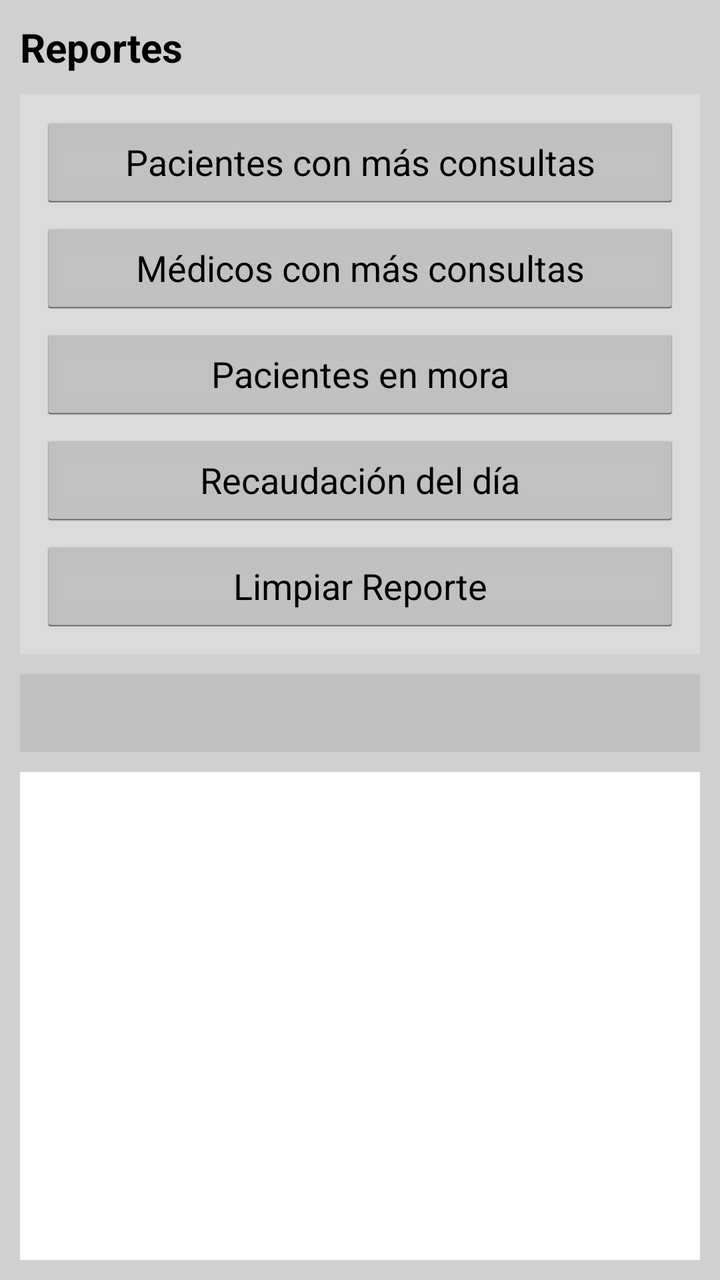
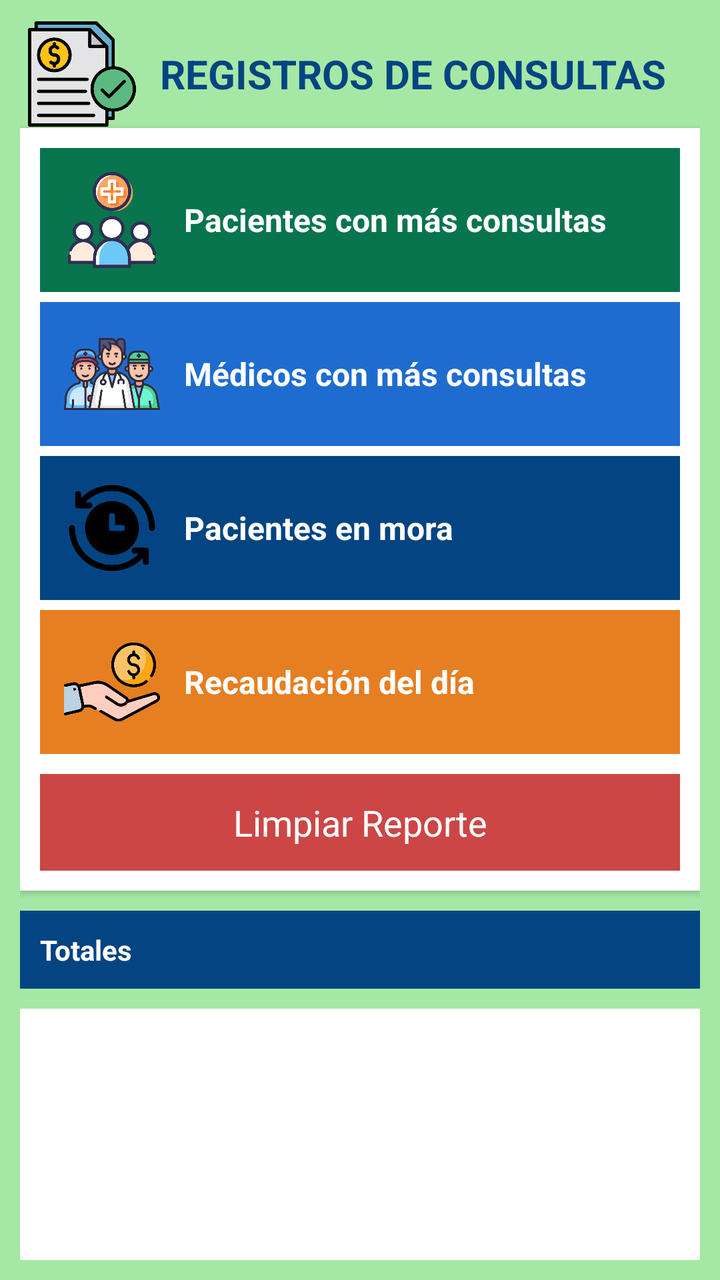

Two renders of the same Android screen: before a commit and after it. Below are the layout's source before the change and the commit's diff.
<!-- AndroidManifest.xml: application theme android:Theme.Holo.Light -->
<!-- res/layout/activity_reportes.xml -->
<?xml version="1.0" encoding="utf-8"?>
<LinearLayout xmlns:android="http://schemas.android.com/apk/res/android"
    android:layout_width="match_parent"
    android:layout_height="match_parent"
    android:orientation="vertical"
    android:padding="10dp"
    android:background="#D0D0D0">

    <TextView
        android:layout_width="wrap_content"
        android:layout_height="wrap_content"
        android:text="Reportes"
        android:textSize="20sp"
        android:textStyle="bold"
        android:textColor="#000000"
        android:layout_marginBottom="10dp"/>

    <LinearLayout
        android:layout_width="match_parent"
        android:layout_height="wrap_content"
        android:orientation="vertical"
        android:background="#DBDBDB"
        android:padding="10dp">

        <Button
            android:id="@+id/btnPacientesMas"
            android:layout_width="match_parent"
            android:layout_height="wrap_content"
            android:text="Pacientes con más consultas"
            android:textColor="#000000"
            android:padding="10dp"
            android:layout_marginBottom="5dp"/>

        <Button
            android:id="@+id/btnMedicosMas"
            android:layout_width="match_parent"
            android:layout_height="wrap_content"
            android:text="Médicos con más consultas"
            android:textColor="#000000"
            android:padding="10dp"
            android:layout_marginBottom="5dp"/>

        <Button
            android:id="@+id/btnMora"
            android:layout_width="match_parent"
            android:layout_height="wrap_content"
            android:text="Pacientes en mora"
            android:textColor="#000000"
            android:padding="10dp"
            android:layout_marginBottom="5dp"/>

        <Button
            android:id="@+id/btnRecaudacion"
            android:layout_width="match_parent"
            android:layout_height="wrap_content"
            android:text="Recaudación del día"
            android:textColor="#000000"
            android:padding="10dp"
            android:layout_marginBottom="5dp"/>

        <Button
            android:id="@+id/btnLimpiar"
            android:layout_width="match_parent"
            android:layout_height="wrap_content"
            android:text="Limpiar Reporte"
            android:textColor="#000000"
            android:padding="10dp"/>
    </LinearLayout>

    <TextView
        android:id="@+id/tvTotales"
        android:layout_width="match_parent"
        android:layout_height="wrap_content"
        android:padding="10dp"
        android:layout_marginTop="10dp"
        android:background="#C0C0C0"
        android:textColor="#000000"
        android:textSize="14sp"
        android:textStyle="bold"/>

    <ListView
        android:id="@+id/lvReportes"
        android:layout_width="match_parent"
        android:layout_height="0dp"
        android:layout_weight="1"
        android:layout_marginTop="10dp"
        android:background="#FFFFFF"
        android:padding="5dp"/>

</LinearLayout>
<!-- resources referenced by this layout -->
<resources>

</resources>

<!-- the commit's change to res/layout/activity_reportes.xml (unified diff, before → after) -->
@@ -2,89 +2,192 @@
 <LinearLayout xmlns:android="http://schemas.android.com/apk/res/android"
     android:layout_width="match_parent"
     android:layout_height="match_parent"
+    android:background="#A5E8A5"
     android:orientation="vertical"
-    android:padding="10dp"
-    android:background="#D0D0D0">
-
-    <TextView
-        android:layout_width="wrap_content"
-        android:layout_height="wrap_content"
-        android:text="Reportes"
-        android:textSize="20sp"
-        android:textStyle="bold"
-        android:textColor="#000000"
-        android:layout_marginBottom="10dp"/>
+    android:padding="10dp" >
 
     <LinearLayout
         android:layout_width="match_parent"
         android:layout_height="wrap_content"
+        android:gravity="center_vertical"
+        android:orientation="horizontal" >
+
+        <ImageView
+            android:layout_width="62dp"
+            android:layout_height="54dp"
+            android:contentDescription="Logo Reportes"
+            android:src="@drawable/reportes" />
+
+        <TextView
+            android:layout_width="wrap_content"
+            android:layout_height="wrap_content"
+            android:layout_marginStart="8dp"
+            android:text="REGISTROS DE CONSULTAS"
+            android:textColor="#054482"
+            android:textSize="20sp"
+            android:textStyle="bold" />
+    </LinearLayout>
+
+    <LinearLayout
+        android:layout_width="match_parent"
+        android:layout_height="wrap_content"
+        android:background="#FFFFFF"
+        android:elevation="2dp"
         android:orientation="vertical"
-        android:background="#DBDBDB"
-        android:padding="10dp">
+        android:padding="10dp" >
 
-        <Button
+        
+        <LinearLayout
             android:id="@+id/btnPacientesMas"
             android:layout_width="match_parent"
             android:layout_height="wrap_content"
-            android:text="Pacientes con más consultas"
-            android:textColor="#000000"
-            android:padding="10dp"
-            android:layout_marginBottom="5dp"/>
+            android:background="#08754E"
+            android:clickable="true"
+            android:focusable="true"
+            android:gravity="center_vertical"
+            android:orientation="horizontal"
+            android:padding="12dp"
+            android:layout_marginBottom="5dp">
 
-        <Button
+            <ImageView
+                android:layout_width="48dp"
+                android:layout_height="48dp"
+                android:src="@drawable/pacientes2"
+                android:scaleType="fitCenter"
+                android:contentDescription="Pacientes con más consultas"/>
+
+            <TextView
+                android:layout_width="wrap_content"
+                android:layout_height="wrap_content"
+                android:text="Pacientes con más consultas"
+                android:textSize="16sp"
+                android:textStyle="bold"
+                android:textColor="#FFFFFF"
+                android:layout_marginStart="12dp"/>
+        </LinearLayout>
+
+        
+        <LinearLayout
             android:id="@+id/btnMedicosMas"
             android:layout_width="match_parent"
             android:layout_height="wrap_content"
-            android:text="Médicos con más consultas"
-            android:textColor="#000000"
-            android:padding="10dp"
-            android:layout_marginBottom="5dp"/>
+            android:background="#1F6CD1"
+            android:clickable="true"
+            android:focusable="true"
+            android:gravity="center_vertical"
+            android:orientation="horizontal"
+            android:padding="12dp"
+            android:layout_marginBottom="5dp">
 
-        <Button
+            <ImageView
+                android:layout_width="48dp"
+                android:layout_height="48dp"
+                android:src="@drawable/medicos2"
+                android:scaleType="fitCenter"
+                android:contentDescription="Médicos con más consultas"/>
+
+            <TextView
+                android:layout_width="wrap_content"
+                android:layout_height="wrap_content"
+                android:text="Médicos con más consultas"
+                android:textSize="16sp"
+                android:textStyle="bold"
+                android:textColor="#FFFFFF"
+                android:layout_marginStart="12dp"/>
+        </LinearLayout>
+
+        
+        <LinearLayout
             android:id="@+id/btnMora"
             android:layout_width="match_parent"
             android:layout_height="wrap_content"
-            android:text="Pacientes en mora"
-            android:textColor="#000000"
-            android:padding="10dp"
-            android:layout_marginBottom="5dp"/>
+            android:background="#054482"
+            android:clickable="true"
+            android:focusable="true"
+            android:gravity="center_vertical"
+            android:orientation="horizontal"
+            android:padding="12dp"
+            android:layout_marginBottom="5dp">
 
-        <Button
+            <ImageView
+                android:layout_width="48dp"
+                android:layout_height="48dp"
+                android:src="@drawable/mora2"
+                android:scaleType="fitCenter"
+                android:contentDescription="Pacientes en mora"/>
+
+            <TextView
+                android:layout_width="wrap_content"
+                android:layout_height="wrap_content"
+                android:text="Pacientes en mora"
+                android:textSize="16sp"
+                android:textStyle="bold"
+                android:textColor="#FFFFFF"
+                android:layout_marginStart="12dp"/>
+        </LinearLayout>
+
+        
+        <LinearLayout
             android:id="@+id/btnRecaudacion"
             android:layout_width="match_parent"
             android:layout_height="wrap_content"
-            android:text="Recaudación del día"
-            android:textColor="#000000"
-            android:padding="10dp"
-            android:layout_marginBottom="5dp"/>
+            android:background="#E67E22"
+            android:clickable="true"
+            android:focusable="true"
+            android:gravity="center_vertical"
+            android:orientation="horizontal"
+            android:padding="12dp"
+            android:layout_marginBottom="10dp">
+
+            <ImageView
+                android:layout_width="48dp"
+                android:layout_height="48dp"
+                android:src="@drawable/recaudacion2"
+                android:scaleType="fitCenter"
+                android:contentDescription="Recaudación del día"/>
+
+            <TextView
+                android:layout_width="wrap_content"
+                android:layout_height="wrap_content"
+                android:text="Recaudación del día"
+                android:textSize="16sp"
+                android:textStyle="bold"
+                android:textColor="#FFFFFF"
+                android:layout_marginStart="12dp"/>
+        </LinearLayout>
+
+        
 
         <Button
             android:id="@+id/btnLimpiar"
             android:layout_width="match_parent"
             android:layout_height="wrap_content"
+            android:background="#cc4646"
+            android:padding="12dp"
             android:text="Limpiar Reporte"
-            android:textColor="#000000"
-            android:padding="10dp"/>
+            android:textColor="#FFFFFF" />
+
     </LinearLayout>
 
     <TextView
         android:id="@+id/tvTotales"
         android:layout_width="match_parent"
         android:layout_height="wrap_content"
+        android:layout_marginTop="10dp"
+        android:background="#054482"
         android:padding="10dp"
-        android:layout_marginTop="10dp"
-        android:background="#C0C0C0"
-        android:textColor="#000000"
+        android:text="Totales"
+        android:textColor="#FFFFFF"
         android:textSize="14sp"
-        android:textStyle="bold"/>
+        android:textStyle="bold" />
 
     <ListView
         android:id="@+id/lvReportes"
         android:layout_width="match_parent"
         android:layout_height="0dp"
+        android:layout_marginTop="10dp"
         android:layout_weight="1"
-        android:layout_marginTop="10dp"
         android:background="#FFFFFF"
-        android:padding="5dp"/>
+        android:padding="5dp" />
 
 </LinearLayout>
<!-- resource entries referenced after the edit -->
@@ -1,5 +1,9 @@
 <!-- resources referenced by this layout -->
 <resources>
-
+  <!-- drawable medicos2: png bitmap (drawable-ldpi, 57435 bytes) -->
+  <!-- drawable mora2: png bitmap (drawable-ldpi, 16334 bytes) -->
+  <!-- drawable pacientes2: png bitmap (drawable-ldpi, 37006 bytes) -->
+  <!-- drawable recaudacion2: png bitmap (drawable-ldpi, 32017 bytes) -->
+  <!-- drawable reportes: png bitmap (drawable-ldpi, 28891 bytes) -->
 </resources>
 
